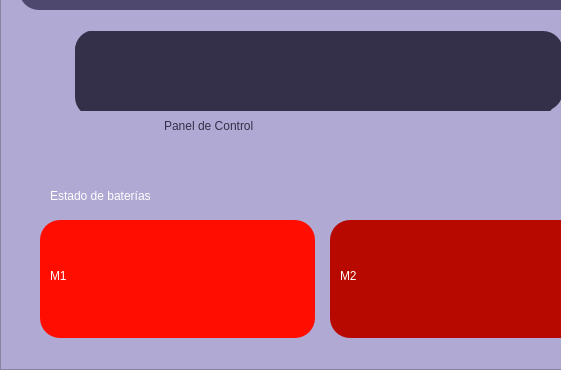
Above: RobotSoccersHMI/vistas/vista2.ui from iCruzDaniel/RobotSoccers before the change; both pictures show x 0 to 561 and y 350 to 720 of the 1280 by 720 pixel window. Below: the same form after it.
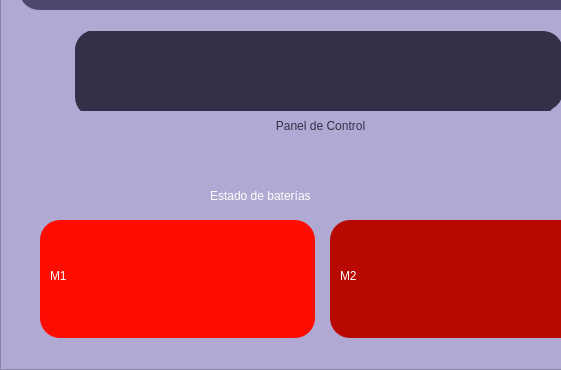
That is the form after the change. Icons and pictures are not drawn.

Commit message: Correción títulos desalineados en interfaz

What changed in the file:
```diff
--- a/RobotSoccersHMI/vistas/vista2.ui
+++ b/RobotSoccersHMI/vistas/vista2.ui
@@ -324,9 +324,9 @@
     <widget class="QLabel" name="label_8">
      <property name="geometry">
       <rect>
-       <x>164</x>
+       <x>190</x>
        <y>460</y>
-       <width>271</width>
+       <width>261</width>
        <height>31</height>
       </rect>
      </property>
@@ -338,11 +338,14 @@
      <property name="text">
       <string>Panel de Control</string>
      </property>
+     <property name="alignment">
+      <set>Qt::AlignCenter</set>
+     </property>
     </widget>
     <widget class="QLabel" name="label_9">
      <property name="geometry">
       <rect>
-       <x>50</x>
+       <x>210</x>
        <y>530</y>
        <width>241</width>
        <height>31</height>
```
Left out of the diff: 3 changed lines with no effect on the pictures.
